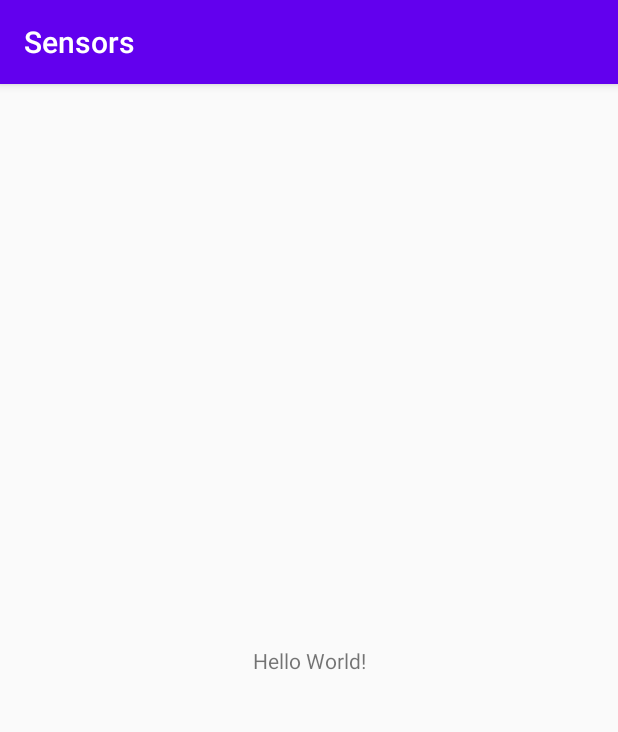
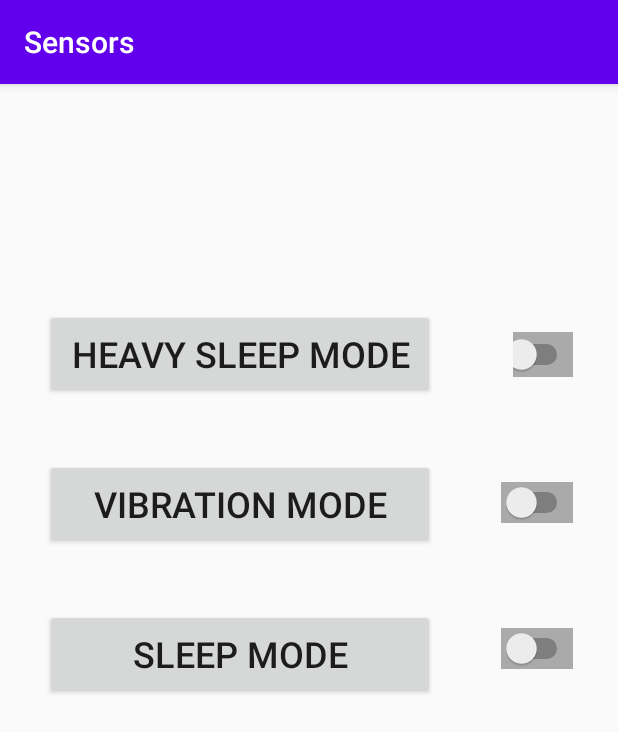
Before and after one commit to sharif-dev/HW2, an Android app: the screen it shows after launch (MainActivity), on a phone screen of 412 x 824 dp. Shown: the top 732 px of the screen. Run offline under Robolectric (Android 15) with nearby library versions, the phone set to English and light mode, and no system bars.

Commit message:
main activity layout created

```diff
--- a/app/src/main/java/com/example/sensors/MainActivity.java
+++ b/app/src/main/java/com/example/sensors/MainActivity.java
@@ -2,13 +2,26 @@ package com.example.sensors;
 
 import androidx.appcompat.app.AppCompatActivity;
 
+import android.hardware.Sensor;
+import android.hardware.SensorEvent;
+import android.hardware.SensorEventListener;
 import android.os.Bundle;
 
-public class MainActivity extends AppCompatActivity {
+public class MainActivity extends AppCompatActivity implements SensorEventListener {
 
     @Override
     protected void onCreate(Bundle savedInstanceState) {
         super.onCreate(savedInstanceState);
         setContentView(R.layout.activity_main);
     }
+
+    @Override
+    public void onAccuracyChanged(Sensor sensor, int i) {
+
+    }
+
+    @Override
+    public void onSensorChanged(SensorEvent sensorEvent) {
+
+    }
 }
--- a/app/src/main/res/layout/activity_main.xml
+++ b/app/src/main/res/layout/activity_main.xml
@@ -6,13 +6,73 @@
     android:layout_height="match_parent"
     tools:context=".MainActivity">
 
-    <TextView
+    <Switch
+        android:id="@+id/switch3"
         android:layout_width="wrap_content"
         android:layout_height="wrap_content"
-        android:text="Hello World!"
-        app:layout_constraintBottom_toBottomOf="parent"
-        app:layout_constraintLeft_toLeftOf="parent"
-        app:layout_constraintRight_toRightOf="parent"
+        android:layout_marginTop="70dp"
+        android:layout_marginEnd="30dp"
+        android:layout_marginRight="30dp"
+        android:background="@android:color/darker_gray"
+        app:layout_constraintEnd_toEndOf="parent"
+        app:layout_constraintTop_toBottomOf="@+id/switch2" />
+
+    <Switch
+        android:id="@+id/switch2"
+        android:layout_width="wrap_content"
+        android:layout_height="wrap_content"
+        android:layout_marginTop="70dp"
+        android:layout_marginEnd="30dp"
+        android:layout_marginRight="30dp"
+        android:background="@android:color/darker_gray"
+        app:layout_constraintEnd_toEndOf="parent"
+        app:layout_constraintTop_toBottomOf="@+id/switch1" />
+
+    <Button
+        android:id="@+id/third"
+        android:layout_width="260dp"
+        android:layout_height="60dp"
+        android:layout_marginStart="30dp"
+        android:layout_marginLeft="30dp"
+        android:layout_marginTop="40dp"
+        android:text="Sleep Mode"
+        android:textSize="24sp"
+        app:layout_constraintStart_toStartOf="parent"
+        app:layout_constraintTop_toBottomOf="@+id/second" />
+
+    <Button
+        android:id="@+id/first"
+        android:layout_width="260dp"
+        android:layout_height="60dp"
+        android:layout_marginStart="30dp"
+        android:layout_marginLeft="30dp"
+        android:layout_marginTop="150dp"
+        android:text="Heavy Sleep Mode"
+        android:textSize="24sp"
+        app:layout_constraintStart_toStartOf="parent"
+        app:layout_constraintTop_toTopOf="parent" />
+
+    <Button
+        android:id="@+id/second"
+        android:layout_width="260dp"
+        android:layout_height="60dp"
+        android:layout_marginStart="30dp"
+        android:layout_marginLeft="30dp"
+        android:layout_marginTop="250dp"
+        android:text="vibration mode"
+        android:textSize="24sp"
+        app:layout_constraintStart_toStartOf="parent"
+        app:layout_constraintTop_toTopOf="parent" />
+
+    <Switch
+        android:id="@+id/switch1"
+        android:layout_width="40dp"
+        android:layout_height="30dp"
+        android:layout_marginTop="165dp"
+        android:layout_marginEnd="30dp"
+        android:layout_marginRight="30dp"
+        android:background="@android:color/darker_gray"
+        app:layout_constraintEnd_toEndOf="parent"
         app:layout_constraintTop_toTopOf="parent" />
 
 </androidx.constraintlayout.widget.ConstraintLayout>
```
